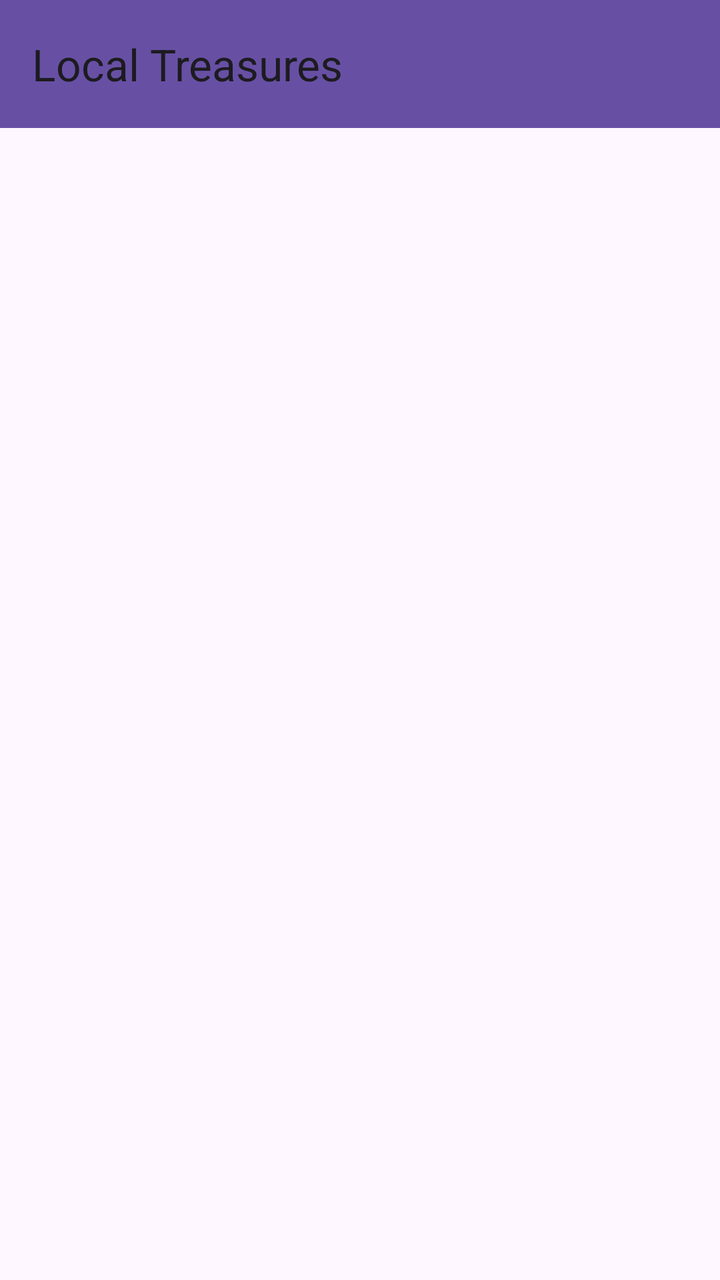
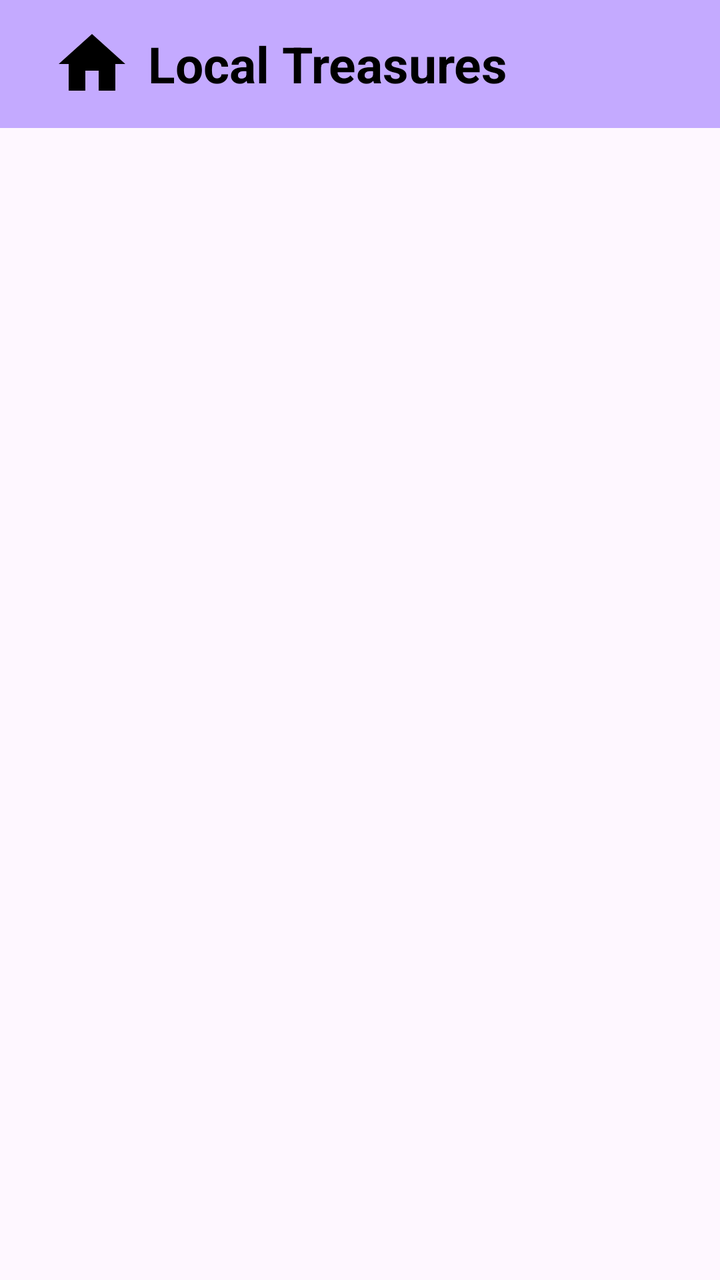

An Android layout rendered at two revisions. The XML below is the earlier revision; the diff shows what the commit changed to produce the second picture.
<!-- AndroidManifest.xml: application theme Theme.LocalTreasury -->
<!-- res/layout/fragment_home.xml -->
<?xml version="1.0" encoding="utf-8"?>
<androidx.constraintlayout.widget.ConstraintLayout xmlns:android="http://schemas.android.com/apk/res/android"
    xmlns:app="http://schemas.android.com/apk/res-auto"
    xmlns:tools="http://schemas.android.com/tools"
    android:layout_width="match_parent"
    android:layout_height="match_parent"
    tools:context=".ui.home.HomeFragment">

    
    <androidx.appcompat.widget.Toolbar
        android:id="@+id/toolbar"
        android:layout_width="match_parent"
        android:layout_height="wrap_content"
        android:background="?android:attr/colorPrimary"
        android:titleTextColor="@android:color/white"
        app:title="Local Treasures"
        app:popupTheme="@style/ThemeOverlay.AppCompat.Dark.ActionBar"
        app:layout_constraintTop_toTopOf="parent" />

    
    <androidx.recyclerview.widget.RecyclerView
        android:id="@+id/recyclerView"
        android:layout_width="match_parent"
        android:layout_height="0dp"
        app:layout_constraintTop_toBottomOf="@id/toolbar"
        app:layout_constraintStart_toStartOf="parent"
        app:layout_constraintEnd_toEndOf="parent"
        app:layout_constraintBottom_toBottomOf="parent" />
</androidx.constraintlayout.widget.ConstraintLayout>
<!-- resources referenced by this layout -->
<resources>
  <style name="Theme.LocalTreasury" parent="Theme.MaterialComponents.DayNight.DarkActionBar">
          
          <item name="colorPrimary">@color/purple_500</item>
          <item name="colorPrimaryVariant">@color/purple_700</item>
          <item name="colorOnPrimary">@color/white</item>
          
          <item name="colorSecondary">@color/teal_200</item>
          <item name="colorSecondaryVariant">@color/teal_700</item>
          <item name="colorOnSecondary">@color/black</item>
          
          <item name="android:statusBarColor">?attr/colorPrimaryVariant</item>
          
      </style>
  <color name="purple_500">#FF6200EE</color>
  <color name="purple_700">#FF3700B3</color>
  <color name="white">#FFFFFFFF</color>
  <color name="teal_200">#FF03DAC5</color>
  <color name="teal_700">#FF018786</color>
  <color name="black">#FF000000</color>
</resources>

<!-- the commit's change to res/layout/fragment_home.xml (unified diff, before → after) -->
@@ -11,11 +11,39 @@
         android:id="@+id/toolbar"
         android:layout_width="match_parent"
         android:layout_height="wrap_content"
-        android:background="?android:attr/colorPrimary"
-        android:titleTextColor="@android:color/white"
-        app:title="Local Treasures"
+        android:background="@color/topBackground"
         app:popupTheme="@style/ThemeOverlay.AppCompat.Dark.ActionBar"
-        app:layout_constraintTop_toTopOf="parent" />
+        app:layout_constraintTop_toTopOf="parent">
+
+        <RelativeLayout
+            android:layout_width="match_parent"
+            android:layout_height="match_parent">
+
+            
+            <ImageView
+                android:id="@+id/toolbar_logo"
+                android:layout_width="40dp"
+                android:layout_height="40dp"
+                android:layout_alignParentStart="true"
+                android:layout_centerVertical="true"
+                android:layout_marginStart="10dp"
+                android:src="@drawable/ic_home_black_24dp" />
+
+            
+            <TextView
+                android:id="@+id/toolbar_title"
+                android:layout_width="wrap_content"
+                android:layout_height="wrap_content"
+                android:layout_toEndOf="@id/toolbar_logo"
+                android:layout_centerVertical="true"
+                android:layout_marginStart="8dp"
+                android:text="Local Treasures"
+                android:textColor="@color/HeadingText"
+                android:textSize="25sp"
+                android:textStyle="bold" />
+        </RelativeLayout>
+    </androidx.appcompat.widget.Toolbar>
+
 
     
     <androidx.recyclerview.widget.RecyclerView
<!-- resource entries referenced after the edit -->
@@ -1,5 +1,17 @@
 <!-- resources referenced by this layout -->
 <resources>
+  <color name="HeadingText">#000000</color>
+  <color name="topBackground">#C4AAFF</color>
+  <!-- drawable ic_home_black_24dp (drawable) -->
+  <vector xmlns:android="http://schemas.android.com/apk/res/android"
+      android:width="24dp"
+      android:height="24dp"
+      android:viewportWidth="24.0"
+      android:viewportHeight="24.0">
+      <path
+          android:fillColor="#FF000000"
+          android:pathData="M10,20v-6h4v6h5v-8h3L12,3 2,12h3v8z" />
+  </vector>
   <style name="Theme.LocalTreasury" parent="Theme.MaterialComponents.DayNight.DarkActionBar">
           
           <item name="colorPrimary">@color/purple_500</item>
